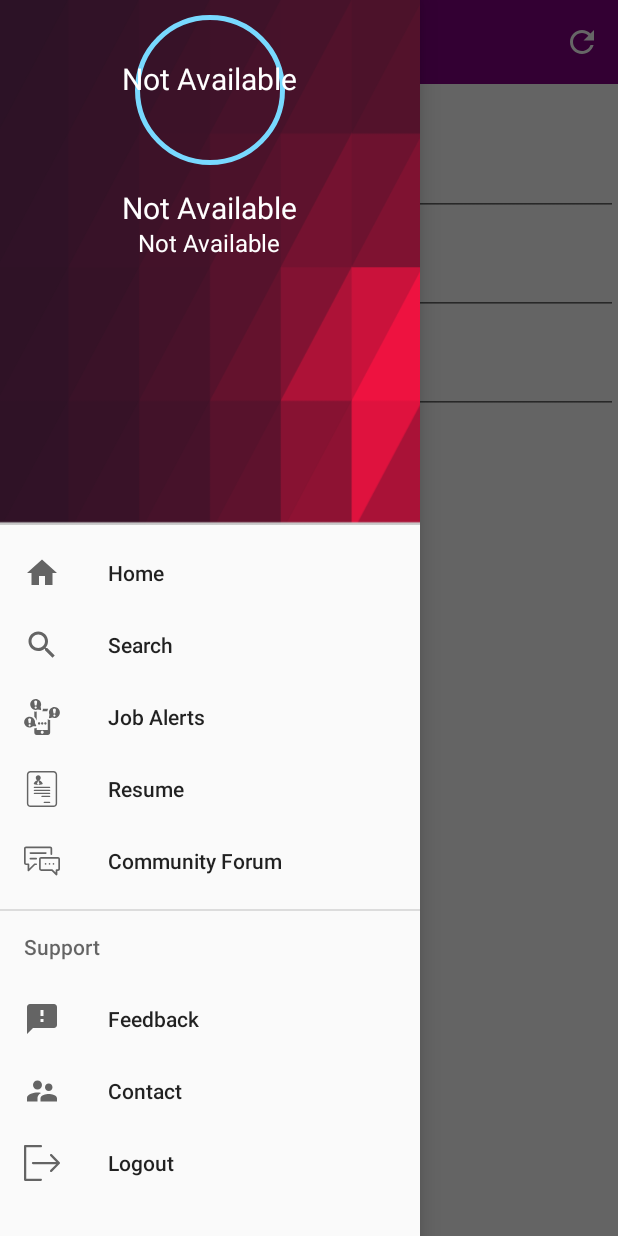
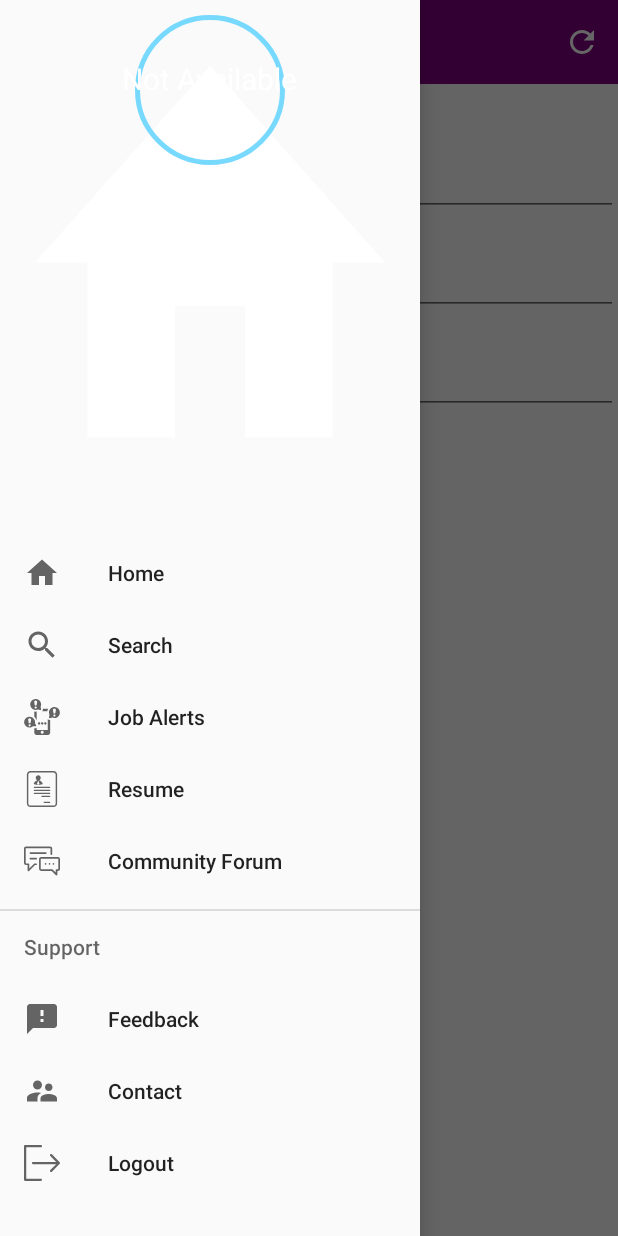
Before and after one commit to AkhilendraGadde/EmploymentSupport, an Android app: the UserActivity screen opened directly, with no data from a screen before it, with the side drawer open, on a phone screen of 412 x 824 dp. Run offline under Robolectric (Android 15) with nearby library versions, the phone set to English and light mode, and no system bars.

Commit message:
add home menu

```diff
--- a/app/src/main/res/layout/navigation_header.xml
+++ b/app/src/main/res/layout/navigation_header.xml
@@ -2,7 +2,7 @@
 <RelativeLayout xmlns:android="http://schemas.android.com/apk/res/android"
     android:orientation="vertical" android:layout_width="match_parent"
     android:layout_height="350dp"
-    android:background="@drawable/canvas">
+    android:background="@drawable/ic_home">
 
     <View
         android:layout_marginTop="10dp"
--- a/app/src/main/res/values/strings.xml
+++ b/app/src/main/res/values/strings.xml
@@ -41,4 +41,7 @@
     <string name="feedback_form_message">Message</string>
     <string name="feedback_form_button">Submit</string>
     <string name="feedback_posted">Your feedback has been successfully posted.</string>
+
+    <!-- TODO: Remove or change this placeholder text -->
+    <string name="hello_blank_fragment">Hello blank fragment</string>
 </resources>
```
